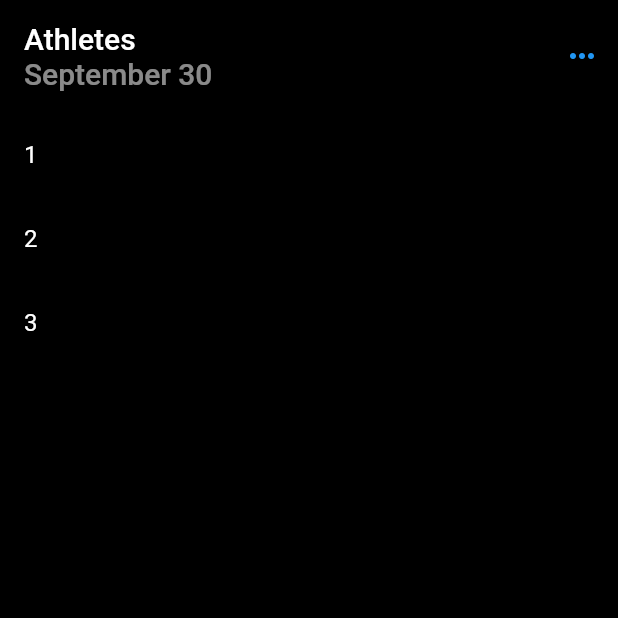
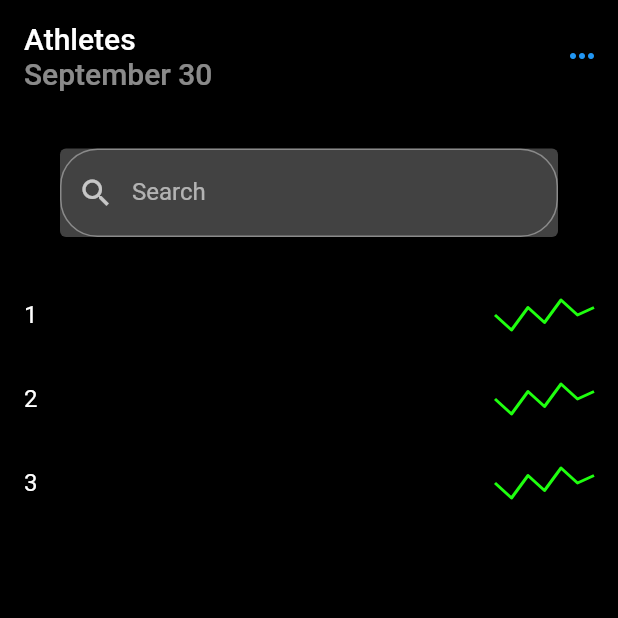
Before and after one commit to LiamWhitenack/fantasy_athlete_stock_exchange, a Flutter app: the screen it shows after launch, on a phone screen of 412 x 824 dp, the top half of it. Run offline on Flutter 3.47's test engine with Material 2 defaults, Android fonts, the phone set to English and light mode, and no system bars; drawn by our look-alikes of fl_chart; generated files the repository leaves out were written again.

Commit message:
added new search bar (this is a huge mess)

```diff
--- a/lib/src/app.dart
+++ b/lib/src/app.dart
@@ -1,3 +1,4 @@
+import 'package:fantasy_athlete_stock_exchange/src/app_body/app_body.dart';
 import 'package:flutter/material.dart';
 import 'package:flutter_gen/gen_l10n/app_localizations.dart';
 import 'package:flutter_localizations/flutter_localizations.dart';
@@ -77,8 +78,7 @@ class MyApp extends StatelessWidget {
                     return const AthleteCardDetailsView();
                   case AthleteCardListView.routeName:
                   default:
-                    return
-                        const AthleteCardListView();
+                    return const AppBody();
                 }
               },
             );
--- /dev/null
+++ b/lib/src/app_body/app_body.dart
@@ -0,0 +1,47 @@
+import 'package:fantasy_athlete_stock_exchange/src/athlete_selection_widget/athlete_selection_widget.dart';
+import 'package:fantasy_athlete_stock_exchange/src/settings/settings_view.dart';
+import 'package:flutter/material.dart';
+import 'package:intl/intl.dart';
+
+class AppBody extends StatelessWidget {
+  const AppBody({super.key});
+
+
+  @override
+  Widget build(BuildContext context) {
+    return Scaffold(
+      appBar: AppBar(
+        toolbarHeight: 75,
+        backgroundColor: Colors.black,
+        title: Column(
+          mainAxisAlignment: MainAxisAlignment.start,
+          crossAxisAlignment: CrossAxisAlignment.start,
+          children: [
+            const Text("Athletes", style: TextStyle(color: Colors.white),),
+            Text(DateFormat('MMMM d').format(DateTime.now()), style: const TextStyle(color: Colors.white54),),
+          ],
+        ),
+
+        actions: [
+          IconButton(
+            icon: const Icon(Icons.more_horiz, color: Colors.blue),
+            onPressed: () {
+              // Navigate to the settings page. If the user leaves and returns
+              // to the app after it has been killed while running in the
+              // background, the navigation stack is restored.
+              Navigator.restorablePushNamed(context, SettingsView.routeName);
+            },
+          ),
+        ],
+      ),
+
+      // To work with lists that may contain a large number of items, it’s best
+      // to use the ListView.builder constructor.
+      //
+      // In contrast to the default ListView constructor, which requires
+      // building all Widgets up front, the ListView.builder constructor lazily
+      // builds Widgets as they’re scrolled into view.
+      body: const AthleteSelectionWidget()
+    );
+  }
+}
--- /dev/null
+++ b/lib/src/athlete_selection_widget/athlete_selection_widget.dart
@@ -0,0 +1,51 @@
+import 'package:fantasy_athlete_stock_exchange/src/sample_feature/sample_item.dart';
+import 'package:fantasy_athlete_stock_exchange/src/sample_feature/sample_item_list_view.dart';
+import 'package:flutter/material.dart';
+
+class AthleteSelectionWidget extends StatefulWidget {
+
+  const AthleteSelectionWidget({
+    super.key,
+  });
+
+  @override
+  State<AthleteSelectionWidget> createState() => _AthleteSelectionWidgetState();
+}
+
+class _AthleteSelectionWidgetState extends State<AthleteSelectionWidget> {
+  TextEditingController editingController = TextEditingController();
+  List<AthleteCard> athleteCards = const [AthleteCard(1), AthleteCard(2), AthleteCard(3)];
+  final duplicateItems = List<String>.generate(10000, (i) => "Item $i");
+  var items = <String>[];
+  void filterSearchResults(String query) {
+    return
+    setState(() {
+      items = duplicateItems
+          .where((item) => item.toLowerCase().contains(query.toLowerCase()))
+          .toList();
+    });
+  }
+
+  @override
+  Widget build(BuildContext context) {
+    return Column(
+      children: <Widget>[
+        Dialog(
+          child: TextField(
+            onChanged: (value) {
+              filterSearchResults(value);
+            },
+            controller: editingController,
+            decoration: const InputDecoration(
+                labelText: "Search",
+                hintText: "Search",
+                prefixIcon: Icon(Icons.search),
+                border: OutlineInputBorder(
+                    borderRadius: BorderRadius.all(Radius.circular(25.0)))),
+          ),
+        ),
+        Expanded(child: FantasyAthleteStocksListView(items: athleteCards,)),
+      ],
+    );
+  }
+}
--- /dev/null
+++ b/lib/src/line_charts/line_chart_sample.dart
@@ -0,0 +1,46 @@
+import 'package:flutter/material.dart';
+import 'package:fl_chart/fl_chart.dart';
+
+class LineChartSample extends StatelessWidget {
+  const LineChartSample({super.key});
+
+  @override
+  Widget build(BuildContext context) {
+    return
+      Center(
+        child: LineChart(
+          LineChartData(
+            gridData: const FlGridData(show: false),
+            titlesData: const FlTitlesData(show: false),
+            borderData: FlBorderData(
+              show: false,
+            ),
+            lineTouchData: const LineTouchData(
+              enabled: false,
+            ),
+            // minX: 0,
+            // maxX: 7,
+            // minY: 0,
+            // maxY: 6,
+            lineBarsData: [
+              LineChartBarData(
+                spots: [
+                  const FlSpot(0, 3),
+                  const FlSpot(1, 1),
+                  const FlSpot(2, 4),
+                  const FlSpot(3, 2),
+                  const FlSpot(4, 5),
+                  const FlSpot(5, 3),
+                  const FlSpot(6, 4),
+                ],
+                isCurved: false,
+                color: const Color.fromARGB(255, 31, 255, 15),
+                dotData: const FlDotData(show: false),
+                belowBarData: BarAreaData(show: false),
+              ),
+            ],
+          ),
+        ),
+         );
+  }
+}
--- a/lib/src/sample_feature/sample_item_list_view.dart
+++ b/lib/src/sample_feature/sample_item_list_view.dart
@@ -1,9 +1,7 @@
+import 'package:fantasy_athlete_stock_exchange/src/line_charts/line_chart_sample.dart';
 import 'package:flutter/material.dart';
-
-import '../settings/settings_view.dart';
 import 'sample_item.dart';
 import 'sample_item_details_view.dart';
-import 'package:intl/intl.dart';
 
 /// Displays a list of AthleteCards.
 class AthleteCardListView extends StatelessWidget {
@@ -18,40 +16,7 @@ class AthleteCardListView extends StatelessWidget {
 
   @override
   Widget build(BuildContext context) {
-    return Scaffold(
-      appBar: AppBar(
-        toolbarHeight: 75,
-        backgroundColor: Colors.black,
-        title: Column(
-          mainAxisAlignment: MainAxisAlignment.start,
-          crossAxisAlignment: CrossAxisAlignment.start,
-          children: [
-            const Text("Athletes", style: TextStyle(color: Colors.white),),
-            Text(DateFormat('MMMM d').format(DateTime.now()), style: const TextStyle(color: Colors.white54),),
-          ],
-        ),
-
-        actions: [
-          IconButton(
-            icon: const Icon(Icons.more_horiz, color: Colors.blue),
-            onPressed: () {
-              // Navigate to the settings page. If the user leaves and returns
-              // to the app after it has been killed while running in the
-              // background, the navigation stack is restored.
-              Navigator.restorablePushNamed(context, SettingsView.routeName);
-            },
-          ),
-        ],
-      ),
-
-      // To work with lists that may contain a large number of items, it’s best
-      // to use the ListView.builder constructor.
-      //
-      // In contrast to the default ListView constructor, which requires
-      // building all Widgets up front, the ListView.builder constructor lazily
-      // builds Widgets as they’re scrolled into view.
-      body: FantasyAthleteStocksListView(items: items),
-    );
+    return FantasyAthleteStocksListView(items: items);
   }
 }
 
@@ -76,6 +41,7 @@ class FantasyAthleteStocksListView extends StatelessWidget {
 
         return ListTile(
           title: Text('${item.id}'),
+          trailing: const SizedBox(width: 66, height: 20, child: LineChartSample()),
           onTap: () {
             // Navigate to the details page. If the user leaves and returns to
             // the app after it has been killed while running in the
--- a/pubspec.yaml
+++ b/pubspec.yaml
@@ -10,6 +10,7 @@ environment:
   sdk: '>=3.1.1 <4.0.0'
 
 dependencies:
+  fl_chart: ^0.63.0
   flutter:
     sdk: flutter
 
```
Also changed, not shown: pubspec.lock.
